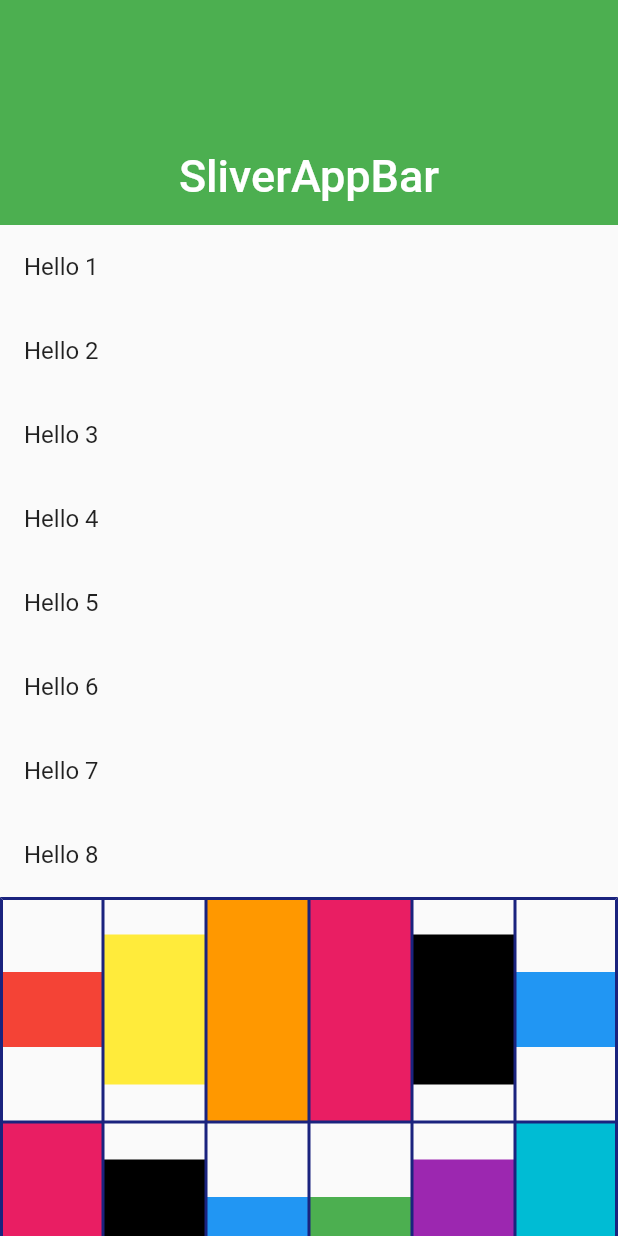
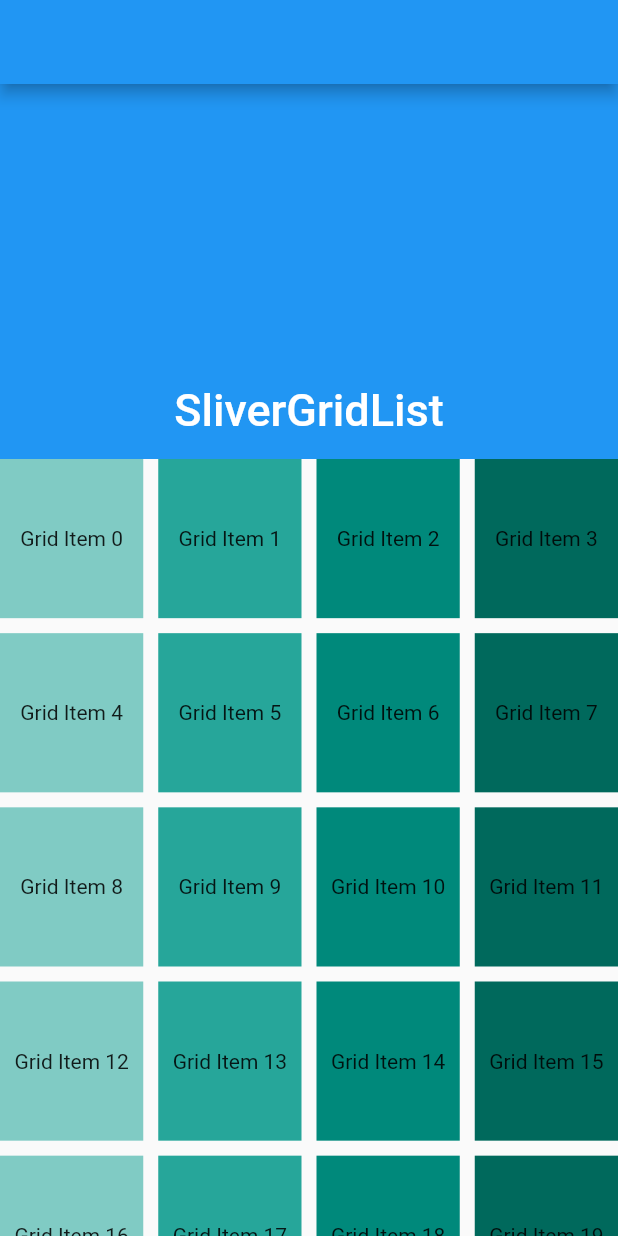
Before and after one commit to AhmedHassanHamid/100DaysOfCode, a Flutter app: the screen it shows after launch, on a phone screen of 412 x 824 dp. Run offline on Flutter 3.47's test engine with Material 2 defaults, Android fonts, the phone set to English and light mode, and no system bars; our stand-ins replace convert.

Commit message:
day 6
• SliverGrid & List

```diff
--- /dev/null
+++ b/lib/day6.dart
@@ -0,0 +1,122 @@
+import 'package:flutter/material.dart';
+
+class Day6 extends StatefulWidget {
+  Day6({Key? key}) : super(key: key);
+
+  @override
+  State<Day6> createState() => _Day6State();
+}
+
+class _Day6State extends State<Day6> {
+  @override
+  Widget build(BuildContext context) {
+    childrenList(text, pickColor) {
+      return <Widget>[
+        Container(
+          alignment: Alignment.center,
+          color: pickColor[100],
+          child: Text('$text Items 1'),
+        ),
+        Container(
+          alignment: Alignment.center,
+          color: pickColor[200],
+          child: Text('$text Items 2'),
+        ),
+        Container(
+          alignment: Alignment.center,
+          color: pickColor[300],
+          child: Text('$text Items 3'),
+        ),
+        Container(
+          alignment: Alignment.center,
+          color: pickColor[400],
+          child: Text('$text Items 4'),
+        ),
+        Container(
+          alignment: Alignment.center,
+          color: pickColor[500],
+          child: Text('$text Items 5'),
+        ),
+        Container(
+          alignment: Alignment.center,
+          color: pickColor[600],
+          child: Text('$text Items 6'),
+        ),
+        Container(
+          alignment: Alignment.center,
+          color: pickColor[700],
+          child: Text('$text Items 7'),
+        ),
+        Container(
+          alignment: Alignment.center,
+          color: pickColor[800],
+          child: Text('$text Items 8'),
+        ),
+      ];
+    }
+
+    return Scaffold(
+      appBar: AppBar(),
+      body: SafeArea(
+        child: CustomScrollView(
+          slivers: [
+            SliverAppBar(
+              pinned: true,
+              elevation: 20.0,
+              expandedHeight: 250.0,
+              flexibleSpace: FlexibleSpaceBar(
+                centerTitle: true,
+                title: Text('SliverGridList'),
+              ),
+            ),
+            SliverGrid(
+              delegate: SliverChildBuilderDelegate(
+                (BuildContext context, int index) {
+                  return Container(
+                    alignment: Alignment.center,
+                    color: Colors.teal[200 * ((index % 4) + 1)],
+                    child: Text('Grid Item $index'),
+                  );
+                },
+                childCount: 20, // ! with the hel
+              ),
+              gridDelegate: SliverGridDelegateWithMaxCrossAxisExtent(
+                maxCrossAxisExtent: 100.0,
+                mainAxisSpacing: 10.0,
+                crossAxisSpacing: 10.0,
+                childAspectRatio: 0.9,
+              ),
+            ),
+            SliverGrid.extent(
+              maxCrossAxisExtent: 150,
+              children: childrenList("SliverGrid.extent", Colors.orange),
+              crossAxisSpacing: 10,
+              mainAxisSpacing: 10,
+            ),
+            SliverGrid.count(
+              mainAxisSpacing: 10,
+              crossAxisSpacing: 10,
+              crossAxisCount: 2,
+              children: childrenList("SliverGrid.count", Colors.green),
+            ),
+            SliverList(
+              delegate: SliverChildListDelegate(
+                  childrenList("SliverList Items", Colors.red)),
+            ),
+            SliverFixedExtentList(
+                delegate: SliverChildBuilderDelegate(
+                  (BuildContext context, int index) {
+                    return Container(
+                      alignment: Alignment.center,
+                      color: Colors.lightBlue[100 * (index % 9)],
+                      child: Text('List Item $index'),
+                    );
+                  },
+                ),
+                itemExtent: 100)
+          ],
+        ),
+      ),
+    );
+  }
+}
--- a/lib/main.dart
+++ b/lib/main.dart
@@ -4,6 +4,7 @@ import 'package:i100daysofcodei/day2.dart';
 import 'package:i100daysofcodei/day3.dart';
 import 'package:i100daysofcodei/day4.dart';
 import 'package:i100daysofcodei/day5.dart';
+import 'package:i100daysofcodei/day6.dart';
 
 void main() {
   runApp(const MyApp());
@@ -21,7 +22,7 @@ class MyApp extends StatelessWidget {
       theme: ThemeData(
         primarySwatch: Colors.blue,
       ),
-      home: Day5(),
+      home: Day6(),
     );
   }
 }
```
